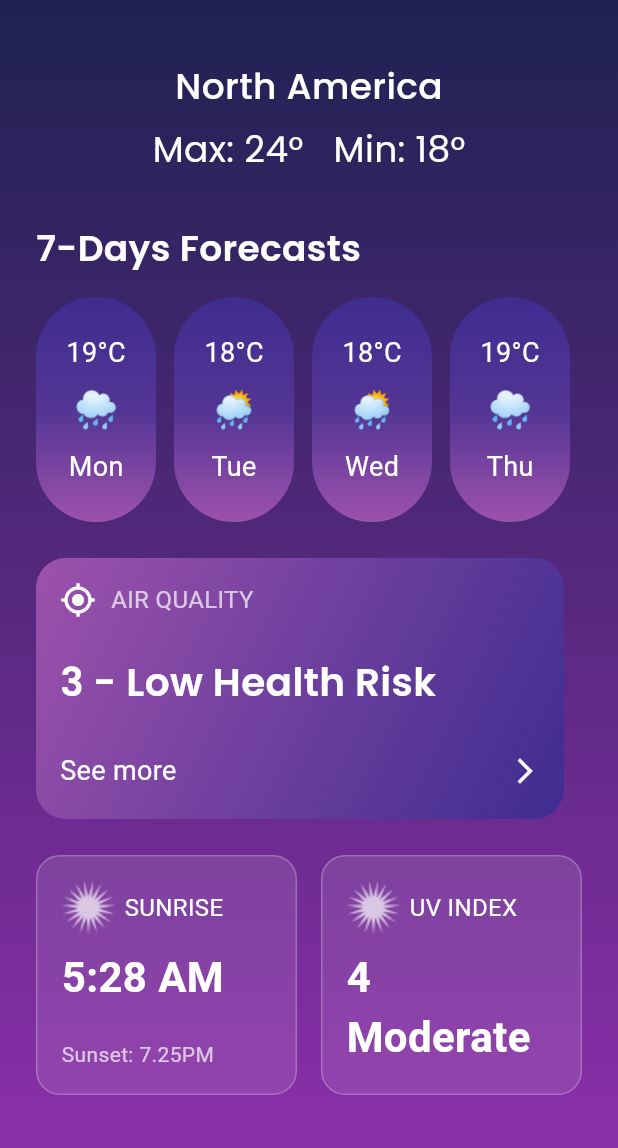
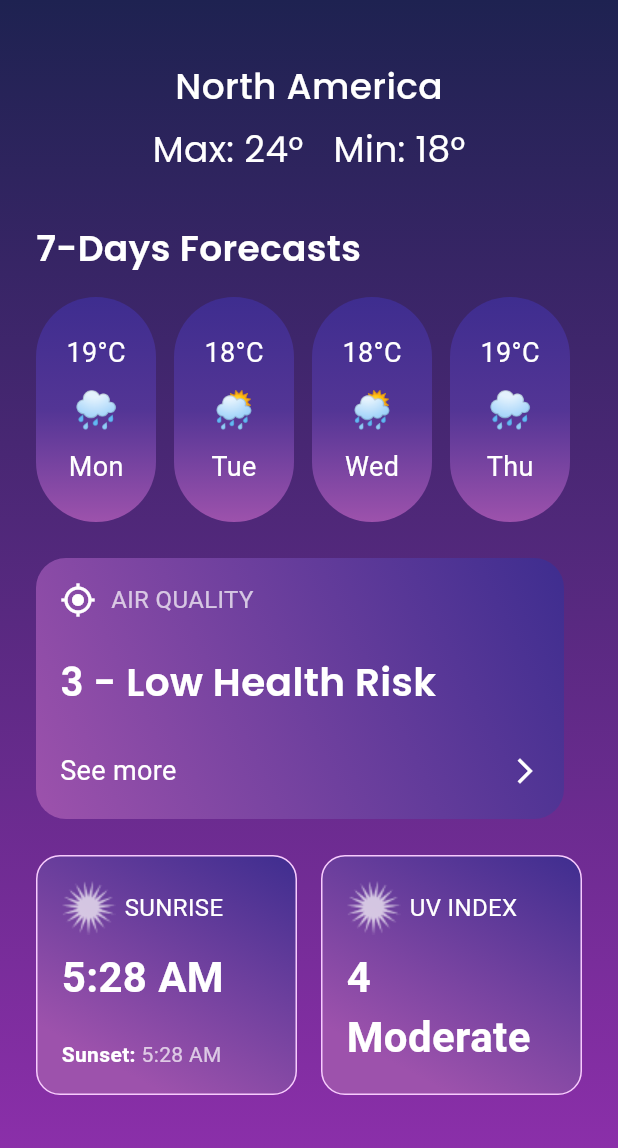
Before and after one commit to shahnewazIbrahim/interactiveAssignments, a Flutter app: the ForecastScreen screen opened directly, on a phone screen of 412 x 824 dp. Shown: the top 1148 px of the screen. Run offline on Flutter 3.47's test engine with Material 3 defaults, Android fonts, the light colour scheme and no system bars; our stand-ins replace google_fonts.

Commit message:
forecast page modification

```diff
--- a/flutter/weather_app/lib/screens/forecast_screen.dart
+++ b/flutter/weather_app/lib/screens/forecast_screen.dart
@@ -77,9 +77,9 @@ class ForecastScreen extends StatelessWidget {
                   decoration: BoxDecoration(
                     borderRadius: BorderRadius.circular(20),
                     gradient: const LinearGradient(
-                      colors: [Color(0xFF9D52AC), Color(0xFF3E2D8F)],
-                      begin: Alignment.topLeft,
-                      end: Alignment.bottomRight,
+                      colors: [Color(0xFF3E2D8F), Color(0xFF9D52AC)],
+                      begin: Alignment.topRight,
+                      end: Alignment.bottomLeft,
                     ),
                   ),
                   padding: const EdgeInsets.all(16),
@@ -137,7 +137,22 @@ class ForecastScreen extends StatelessWidget {
                       child: InfoBox(
                         title: "SUNRISE",
                         subtitle: "5:28 AM",
-                        extra: "Sunset: 7.25PM",
+                        // extra: "Sunset: 7.25PM",
+                        extra: Row(
+                          mainAxisAlignment: MainAxisAlignment.start,
+                          children: [
+                            Text("Sunset: ", style: TextStyle(
+                                fontSize: 14,
+                                color: Colors.white,
+                                fontWeight: FontWeight.w600
+
+                              )
+                            ),
+                            Text("5:28 AM",  style: TextStyle(
+                              fontSize: 14,
+                              color: Colors.white70))
+                          ],
+                        ),
                         icon: Image.asset(
                           'assets/sunburst.png',
                           width: 36,
@@ -151,7 +166,6 @@ class ForecastScreen extends StatelessWidget {
                       child: InfoBox(
                         title: "UV INDEX",
                         subtitle: "4 Moderate",
-                        // extra: "",
                         icon: Image.asset(
                           'assets/sunburst.png',
                           width: 36,
@@ -214,7 +228,7 @@ class InfoBox extends StatelessWidget {
   final String title;
   final String subtitle;
   final Widget icon; // ✅ এখন Widget নিচ্ছে
-  final String? extra;
+  final Widget? extra;
 
   const InfoBox({
     super.key,
@@ -231,9 +245,16 @@ class InfoBox extends StatelessWidget {
       height: 160,
       padding: const EdgeInsets.all(16),
       decoration: BoxDecoration(
-        color: Colors.white.withOpacity(0.1),
+        gradient: const LinearGradient(
+          colors: [
+            Color(0xFF3E2D8F),
+            Color(0xFF9D52AC),
+          ],
+          begin: Alignment.topRight,
+          end: Alignment.bottomCenter,
+        ),
         borderRadius: BorderRadius.circular(16),
-        border: Border.all(color: Colors.white24),
+        border: Border.all(color: Color(0xFFF7CBFD),),
       ),
       child: Column(
         crossAxisAlignment: CrossAxisAlignment.start,
@@ -252,8 +273,9 @@ class InfoBox extends StatelessWidget {
           const SizedBox(height: 8),
           Expanded(child: Text(subtitle, style: const TextStyle(fontSize: 28, color: Colors.white, fontWeight: FontWeight.w600 ))),
           const SizedBox(height: 4),
-          if (extra != null)
-            Text(extra!, style: const TextStyle(fontSize: 14, color: Colors.white70)),
+          // if (extra != null)
+            // Text(extra!, style: const TextStyle(fontSize: 14, color: Colors.white70)),
+          if (extra != null) extra!,
         ],
       ),
     );
```
